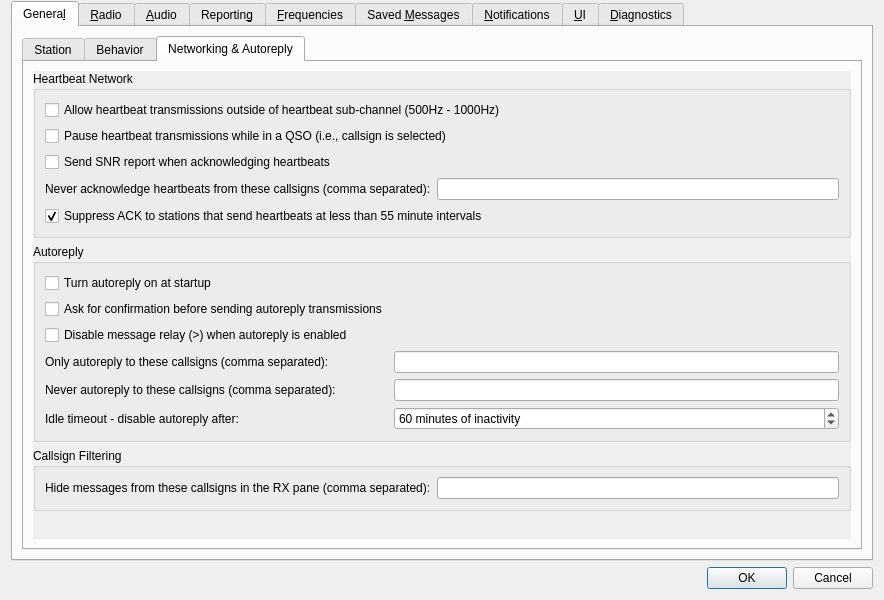
Old version of the form JS8_UI/Configuration.ui in the repository Chris-AC9KH/JS8Call-improved.
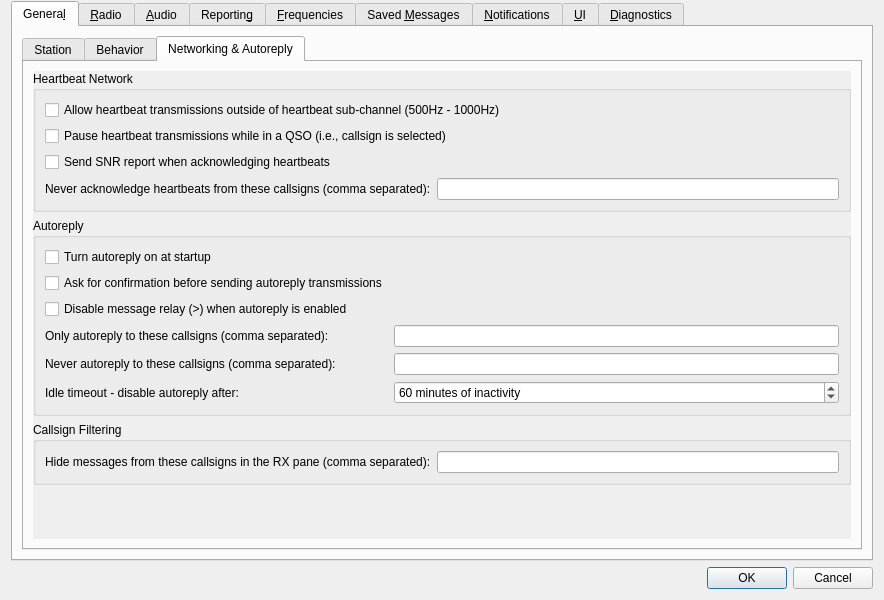
New version of the form. The open tabs and pages were chosen to show the change. Custom widgets are drawn as their Qt base class.

What changed in the file:
```diff
--- a/JS8_UI/Configuration.ui
+++ b/JS8_UI/Configuration.ui
@@ -777,16 +777,6 @@
                     </item>
                    </layout>
                   </item>
-                  <item>
-                   <widget class="QCheckBox" name="hb_rate_limit_check_box">
-                    <property name="text">
-                     <string>Suppress ACK to stations that send heartbeats at less than 55 minute intervals</string>
-                    </property>
-                    <property name="checked">
-                     <bool>true</bool>
-                    </property>
-                   </widget>
-                  </item>
                  </layout>
                 </widget>
                </item>
```
Left out of the diff: 1 changed line with no effect on the pictures.
